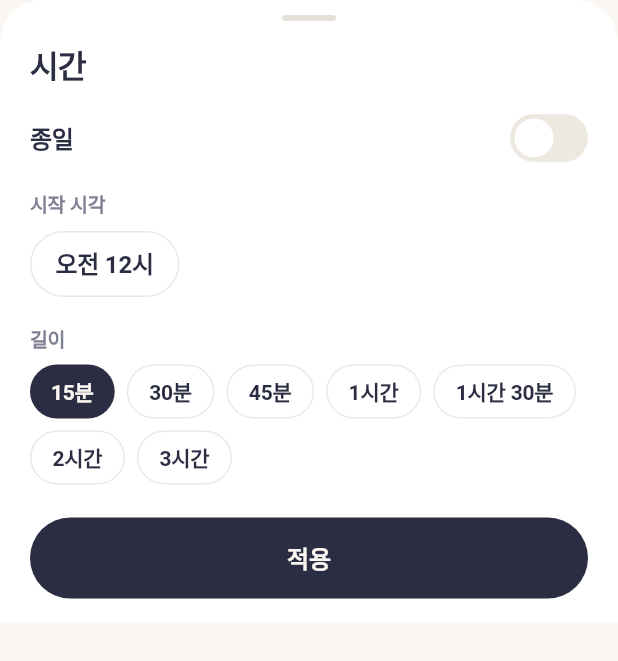
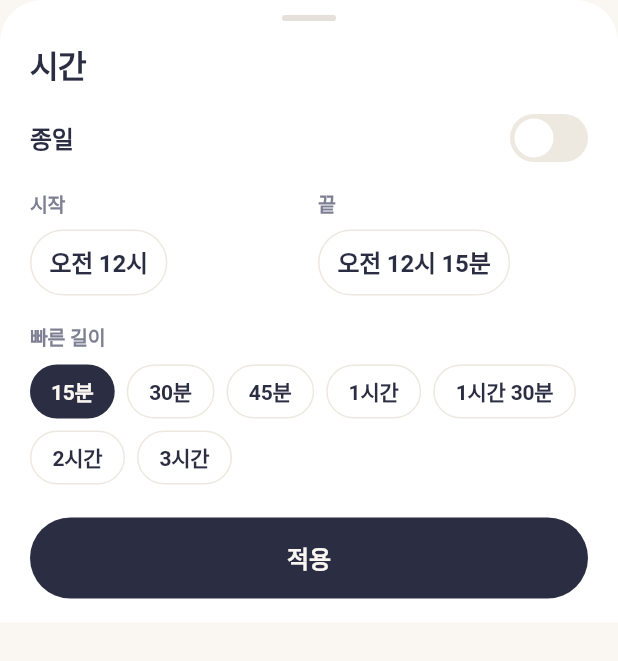
Before and after one commit to isla0x/calendar, a Flutter app: the _TimeSheet widget shown alone on an empty page, opened directly with empty values, after a tap on "15분", on a phone screen of 412 x 824 dp. Shown: the top 661 px of the screen. Run offline on Flutter 3.47's test engine with Material 3 defaults, Android fonts, the phone set to English and light mode, and no system bars; our stand-ins replace shared_preferences; missing offline and left inert: device_calendar_plus; accounts and stored records are empty; Roboto replaces fonts that are missing (IBMPlexSansKR).

Commit message:
[ios] 시간 창에서 시작·끝 시각을 직접 고르게 수정, 빌드 5
Co-Authored-By: Claude Sonnet 5.5 <noreply@anthropic.com>
Claude-Session: https://claude.ai/code/session_01B2cRu8LCAoFjAV5AXGH4HS

```diff
--- a/lib/ui/quick_add_page.dart
+++ b/lib/ui/quick_add_page.dart
@@ -894,7 +894,7 @@ class _Preview extends StatelessWidget {
   }
 }
 
-/// 시간 고르기 시트: 종일 / 시작 시각 / 길이
+/// 시간 고르기 시트: 종일 / 시작·끝 시각 / 빠른 길이
 class _TimeSheet extends StatefulWidget {
   const _TimeSheet({required this.allDay, required this.startMin, required this.minutes});
 
@@ -913,15 +913,65 @@ class _TimeSheetState extends State<_TimeSheet> {
   late int _startMin = widget.startMin;
   late int _minutes = widget.minutes;
 
+  bool _badEnd = false;
+
   Future<void> _pickStart() async {
     final base = DateTime(2000, 1, 1, (_startMin ~/ 60) % 24, _startMin % 60);
     final t = await showTimeSheet(context, initial: base, title: '시작 시각');
-    if (t != null && mounted) setState(() => _startMin = t.hour * 60 + t.minute);
+    // 시작을 옮기면 길이는 그대로 두고 끝도 같이 움직여요.
+    if (t != null && mounted) {
+      setState(() {
+        _startMin = t.hour * 60 + t.minute;
+        _badEnd = false;
+      });
+    }
+  }
+
+  Future<void> _pickEnd() async {
+    final e = _startMin + _minutes;
+    final base = DateTime(2000, 1, 1, (e ~/ 60) % 24, e % 60);
+    final t = await showTimeSheet(context, initial: base, title: '끝나는 시각');
+    if (t == null || !mounted) return;
+    final total = t.hour * 60 + t.minute;
+    setState(() {
+      if (total <= _startMin) {
+        _badEnd = true; // 같은 날 안에서 시작보다 뒤여야 해요
+      } else {
+        _badEnd = false;
+        _minutes = total - _startMin;
+      }
+    });
+  }
+
+  Widget _timePill(String label, String text, VoidCallback onTap) {
+    final p = Pal.of(context);
+    return Expanded(
+      child: Column(
+        crossAxisAlignment: CrossAxisAlignment.start,
+        children: [
+          Text(label, style: ts(context, 13, weight: FontWeight.w600, color: p.muted)),
+          const SizedBox(height: 8),
+          Tap(
+            onTap: onTap,
+            child: Pill(
+              height: 44,
+              ring: true,
+              padding: const EdgeInsets.symmetric(horizontal: 12),
+              child: FittedBox(
+                fit: BoxFit.scaleDown,
+                child: Text(text, style: ts(context, 16, weight: FontWeight.w600)),
+              ),
+            ),
+          ),
+        ],
+      ),
+    );
   }
 
   @override
   Widget build(BuildContext context) {
     final p = Pal.of(context);
+    final endMin = _startMin + _minutes;
     return SheetFrame(
       title: '시간',
       footer: BigButton(
@@ -939,22 +989,31 @@ class _TimeSheetState extends State<_TimeSheet> {
           ),
           if (!_allDay) ...[
             const SizedBox(height: 18),
-            Text('시작 시각', style: ts(context, 13, weight: FontWeight.w600, color: p.muted)),
-            const SizedBox(height: 8),
-            Tap(
-              onTap: _pickStart,
-              child: Pill(
-                height: 44,
-                ring: true,
-                padding: const EdgeInsets.symmetric(horizontal: 16),
-                child: Text(
+            Row(
+              crossAxisAlignment: CrossAxisAlignment.start,
+              children: [
+                _timePill(
+                  '시작',
                   timeWords((_startMin ~/ 60) % 24, _startMin % 60),
-                  style: ts(context, 16, weight: FontWeight.w600),
+                  _pickStart,
                 ),
+                const SizedBox(width: 12),
+                _timePill(
+                  '끝',
+                  '${endMin >= 1440 ? '다음날 ' : ''}${timeWords((endMin ~/ 60) % 24, endMin % 60)}',
+                  _pickEnd,
+                ),
+              ],
+            ),
+            if (_badEnd) ...[
+              const SizedBox(height: 8),
+              Text(
+                '끝나는 시각은 시작보다 뒤여야 해요',
+                style: ts(context, 13, color: p.red, height: 17 / 13),
               ),
-            ),
+            ],
             const SizedBox(height: 18),
-            Text('길이', style: ts(context, 13, weight: FontWeight.w600, color: p.muted)),
+            Text('빠른 길이', style: ts(context, 13, weight: FontWeight.w600, color: p.muted)),
             const SizedBox(height: 8),
             Wrap(
               spacing: 8,
--- a/pubspec.yaml
+++ b/pubspec.yaml
@@ -1,7 +1,7 @@
 name: yeobaek
 description: 여백 — 한눈에 보이고, 비는 시간까지 알려주는 캘린더 앱
 publish_to: "none"
-version: 1.0.0+4
+version: 1.0.0+5
 
 environment:
   sdk: ">=3.5.0 <4.0.0"
```
